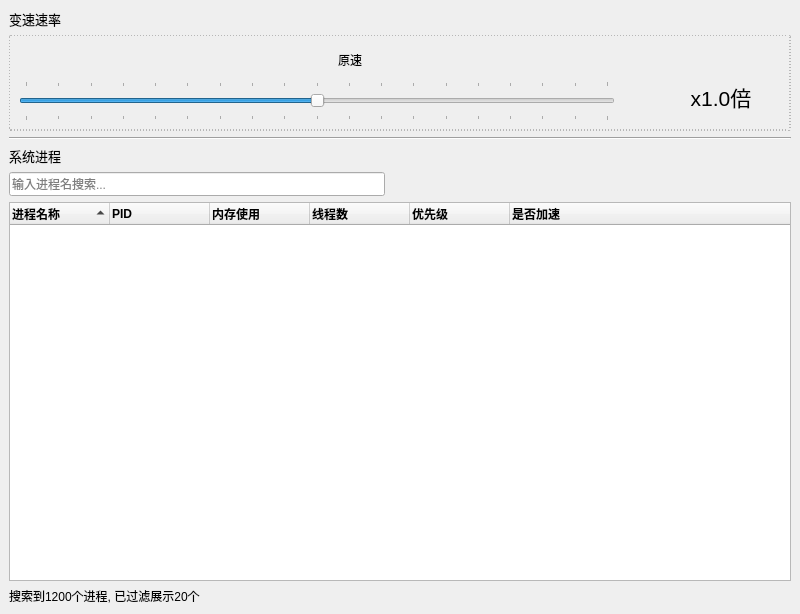
First picture: the form in mainwindow.ui, repository zxlhhyccc/OpenSpeedy, before the edit.
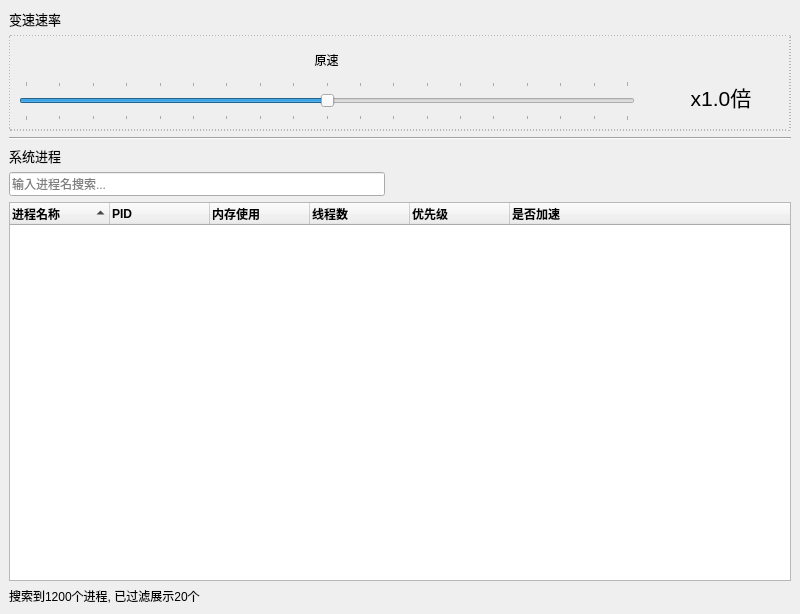
Second picture: the form after the edit.

Commit message: fix origin speed label position to center

Diff of the .ui file:
```diff
--- a/mainwindow.ui
+++ b/mainwindow.ui
@@ -105,7 +105,7 @@
              </property>
              <property name="sizeHint" stdset="0">
               <size>
-               <width>100</width>
+               <width>147</width>
                <height>20</height>
               </size>
              </property>
@@ -155,11 +155,11 @@
               <enum>Qt::Horizontal</enum>
              </property>
              <property name="sizeType">
-              <enum>QSizePolicy::Minimum</enum>
+              <enum>QSizePolicy::Fixed</enum>
              </property>
              <property name="sizeHint" stdset="0">
               <size>
-               <width>40</width>
+               <width>20</width>
                <height>20</height>
               </size>
              </property>
```
